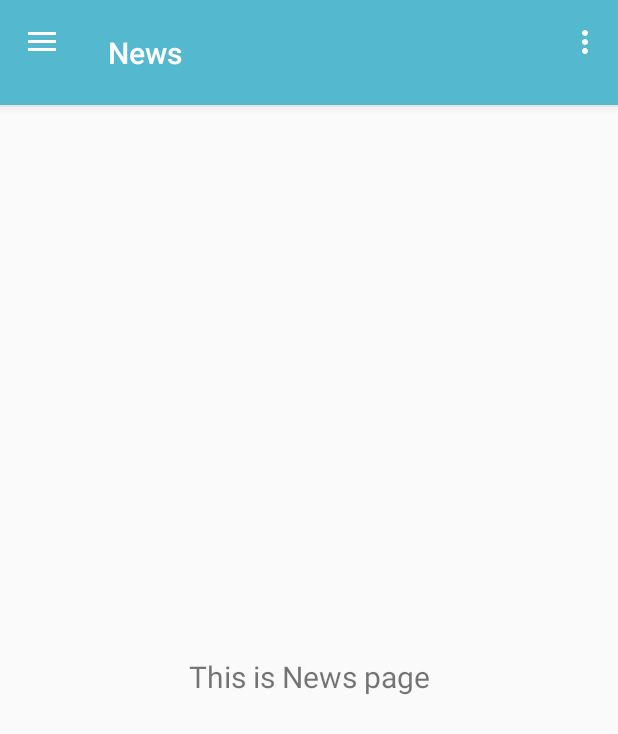
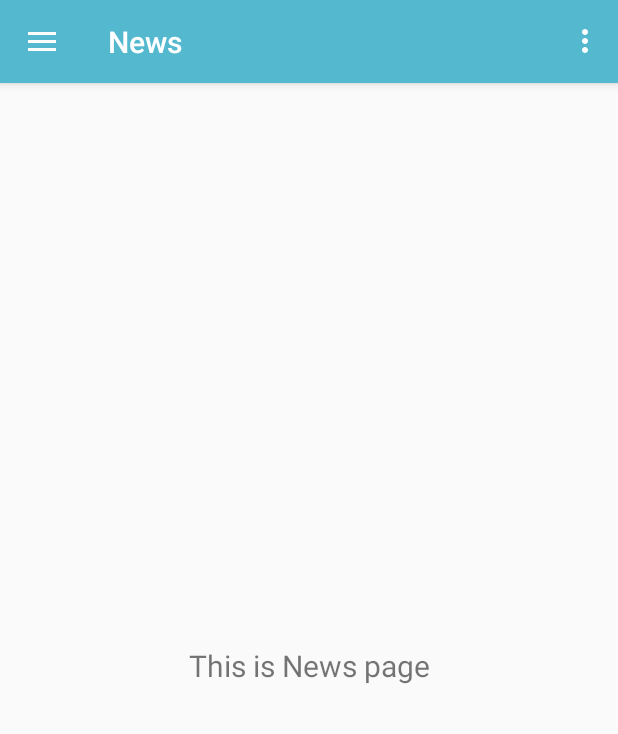
Before and after one commit to sarjona98/ASM_P2, an Android app: the MainActivity screen opened directly, with no data from a screen before it, on a phone screen of 412 x 824 dp. Shown: the top 734 px of the screen. Run offline under Robolectric (Android 15) with nearby library versions, the phone set to English and light mode, and no system bars; our stand-ins replace navigation-ui.

Commit message:
millora de visualitzacio MainActivity

```diff
--- a/app/src/main/java/cat/urv/deim/asm/p2/common/MainActivity.java
+++ b/app/src/main/java/cat/urv/deim/asm/p2/common/MainActivity.java
@@ -34,7 +34,7 @@ public class MainActivity extends AppCompatActivity {
         // Passing each menu ID as a set of Ids because each
         // menu should be considered as top level destinations.
         mAppBarConfiguration = new AppBarConfiguration.Builder(
-                R.id.nav_home, R.id.nav_articles, R.id.nav_events)
+                R.id.nav_home, R.id.nav_news, R.id.nav_profile)
                 .setDrawerLayout(drawer)
                 .build();
         final NavController navController = Navigation.findNavController(this, R.id.nav_host_fragment);
@@ -50,6 +50,7 @@ public class MainActivity extends AppCompatActivity {
                     Intent intent = new Intent(MainActivity.this, ProfileActivity.class);
                     startActivity(intent);
                 }
+
                 //This is for maintaining the behavior of the Navigation view
                 NavigationUI.onNavDestinationSelected(menuItem, navController);
                 //This is for closing the drawer after acting on it
@@ -57,16 +58,6 @@ public class MainActivity extends AppCompatActivity {
                 return true;
             }
         });
-
-        /*Button profile = findViewById(R.id.nav_profile);
-
-        profile.setOnClickListener(new View.OnClickListener() {
-            @Override
-            public void onClick(View v) {
-                Intent intent = new Intent(MainActivity.this, ProfileActivity.class); // redirecting to ProfileActivity.
-                startActivity(intent);
-            }
-        });*/
 
     }
 
--- a/app/src/main/res/layout/activity_main.xml
+++ b/app/src/main/res/layout/activity_main.xml
@@ -15,7 +15,7 @@
 
     <com.google.android.material.navigation.NavigationView
         android:id="@+id/nav_view"
-        android:layout_width="350dp"
+        android:layout_width="320dp"
         android:layout_height="match_parent"
         android:layout_gravity="start"
         android:fitsSystemWindows="true"
--- a/app/src/main/res/values/dimens.xml
+++ b/app/src/main/res/values/dimens.xml
@@ -1,9 +1,8 @@
 <resources>
     <!-- Default screen margins, per the Android Design guidelines. -->
-    <dimen name="activity_horizontal_margin">30dp</dimen>
+    <dimen name="activity_horizontal_margin">15dp</dimen>
     <dimen name="activity_vertical_margin">16dp</dimen>
     <dimen name="nav_header_vertical_spacing">8dp</dimen>
     <dimen name="nav_header_height">125dp</dimen>
-    <dimen name="fab_margin">16dp</dimen>
-    <dimen name="action_bar_height">70dp</dimen>
+    <dimen name="action_bar_height">55dp</dimen>
 </resources>
```
